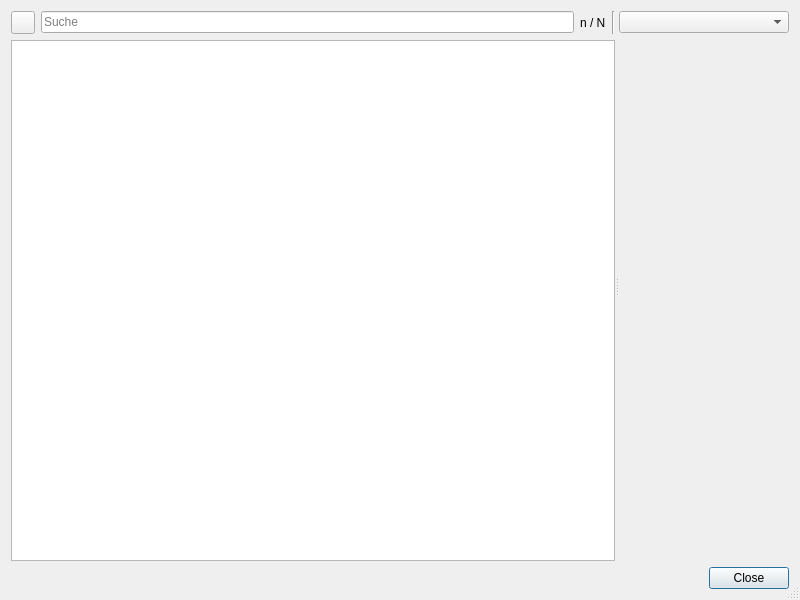
This is kleiner-brauhelfer/dialogs/dlgprintout.ui in kleiner-brauhelfer/kleiner-brauhelfer-2 as Qt 5 draws it before an edit. The edited form follows.
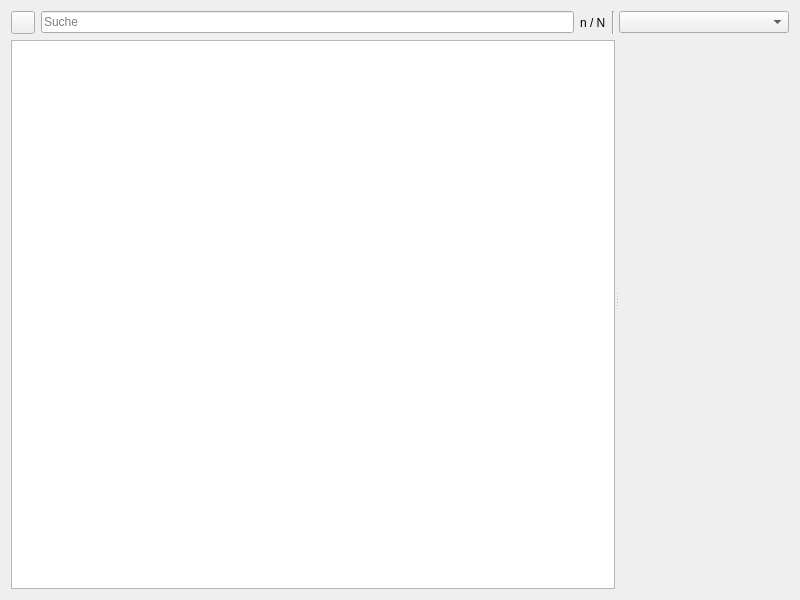
This is the edited form. Icons and pictures are not drawn. Custom widgets are drawn as their Qt base class.

The edit to the form file:
```diff
--- a/kleiner-brauhelfer/dialogs/dlgprintout.ui
+++ b/kleiner-brauhelfer/dialogs/dlgprintout.ui
@@ -16,9 +16,6 @@
   <property name="windowIcon">
    <iconset theme="tabzusammenfassung"/>
   </property>
-  <property name="sizeGripEnabled">
-   <bool>true</bool>
-  </property>
   <layout class="QVBoxLayout" name="verticalLayout_3">
    <item>
     <widget class="QSplitter" name="splitter">
@@ -121,13 +118,6 @@
      </widget>
     </widget>
    </item>
-   <item>
-    <widget class="QDialogButtonBox" name="buttonBox">
-     <property name="standardButtons">
-      <set>QDialogButtonBox::Close</set>
-     </property>
-    </widget>
-   </item>
   </layout>
  </widget>
  <customwidgets>
```
Left out of the diff: 35 changed lines with no effect on the pictures.
